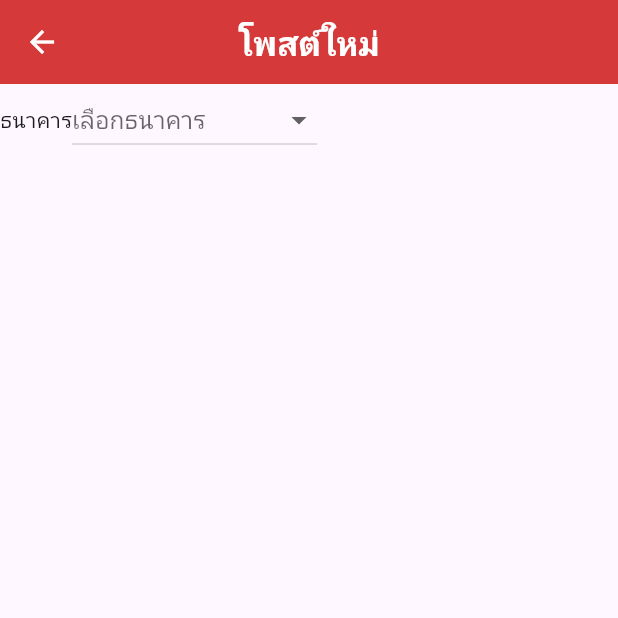
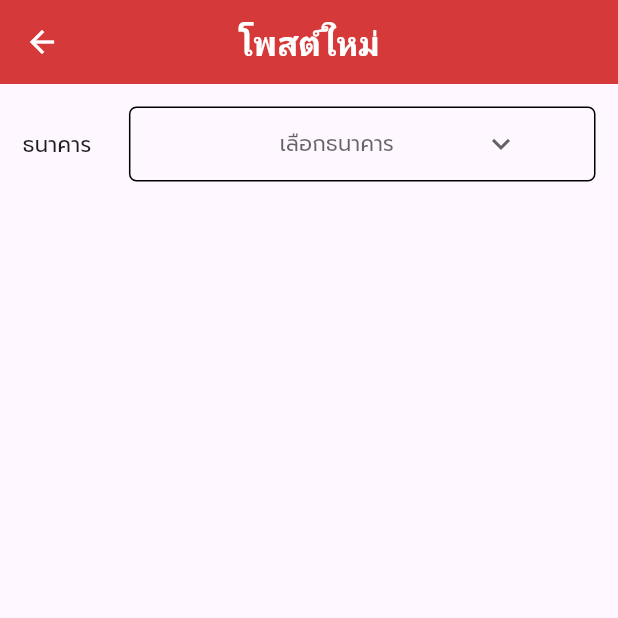
Before and after one commit to Kanyanat-Uetrakulchai/ITDS283-Sec2-Group2, a Flutter app: the NewpostPage screen opened by its route, on a phone screen of 412 x 824 dp, the top half of it. Run offline on Flutter 3.47's test engine with Material 3 defaults, Android fonts, the phone set to English and light mode, and no system bars; our stand-ins replace typewritertext; project files that could hold a hidden picture were left out.

Commit message:
Dropdown Update

```diff
--- a/ruam_mit_application/lib/pages/newPost_page.dart
+++ b/ruam_mit_application/lib/pages/newPost_page.dart
@@ -6,8 +6,7 @@ class NewpostPage extends StatefulWidget {
 }
 
 class _NewpostPageState extends State<NewpostPage> {
-
-  String? _selectedvalue = 'เลือกธนาคาร';
+  String? _selectedvalue;
 
   @override
   Widget build(BuildContext context) {
@@ -23,13 +22,35 @@ class _NewpostPageState extends State<NewpostPage> {
       ),
       body: Column(
         children: [
-          Row(
+          Container(
+            margin: EdgeInsets.fromLTRB(15, 15, 15, 10),
+            child: Row(
               children: [
                 Text(
                   'ธนาคาร',
+                  style: TextStyle(
+                    fontFamily: 'Prompt',
                   ),
-              Container(
-                child: DropdownButton(items: <String>[
+                ),
+                SizedBox(width: 10),
+                Expanded( // Ensures the dropdown takes available space
+                  child: Container(
+                    margin: EdgeInsets.only(left: 15),
+                    padding: EdgeInsets.only(left: 50, right: 50),
+                    decoration: BoxDecoration(
+                      borderRadius: BorderRadius.circular(5.0),
+                      border: Border.all(),
+                    ),
+                    child: DropdownButtonHideUnderline(
+                      child: DropdownButton<String>(
+                        isExpanded: true, // Ensures full width
+                        icon: Padding(
+                          padding: EdgeInsets.only(left: 10), // Push icon left
+                          child: Icon(Icons.keyboard_arrow_down),
+                        ),
+                        iconSize: 24,
+                        alignment: Alignment.center, // Centers selected text
+                        items: [
                           'ธนาคารกสิกรไทย',
                           'ธนาคารกรุงไทย',
                           'ธนาคารไทยพาณิชย์',
@@ -37,22 +58,38 @@ class _NewpostPageState extends State<NewpostPage> {
                         ].map<DropdownMenuItem<String>>((String value) {
                           return DropdownMenuItem<String>(
                             value: value,
+                            child: Center(
                               child: Text(
                                 value,
-                        style: TextStyle(),
-                      )
+                                style: TextStyle(
+                                  fontFamily: 'Prompt',
+                                  fontSize: 14,
+                                ),
+                              ),
+                            ),
                           );
                         }).toList(),
-                onChanged: (value) {
+                        onChanged: (String? newValue) {
                           setState(() {
-                    _selectedvalue = value;
+                            _selectedvalue = newValue;
                           });
                         },
-                hint: Text('เลือกธนาคาร'),
+                        hint: Center(
+                          child: Text(
+                            'เลือกธนาคาร',
+                            style: TextStyle(
+                              fontFamily: 'Prompt',
+                              fontSize: 14,
+                            ),
+                          ),
+                        ),
                         value: _selectedvalue,
-              )
-              )
+                      ),
+                    ),
+                  ),
+                ),
               ],
+            ),
           )
         ],
       ),
```
Also changed, not shown: 1 other file. Lines whose indentation alone changed are shown as unchanged.
